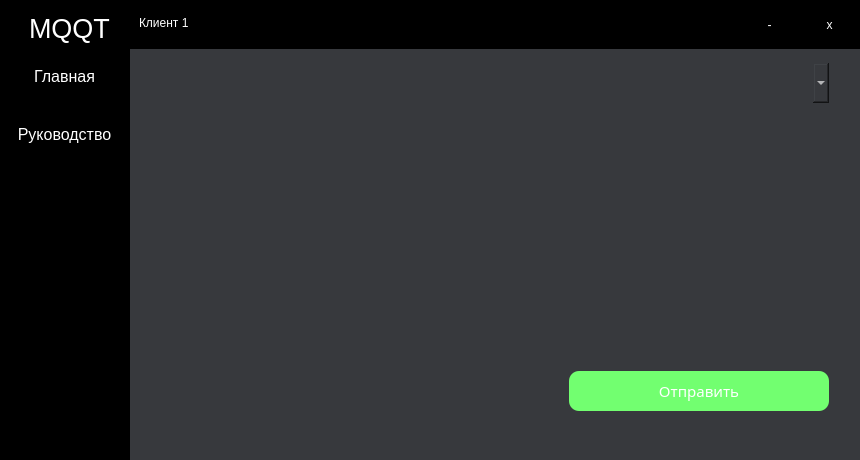
gaaldren/MQTT, file client.ui: the form before one commit.
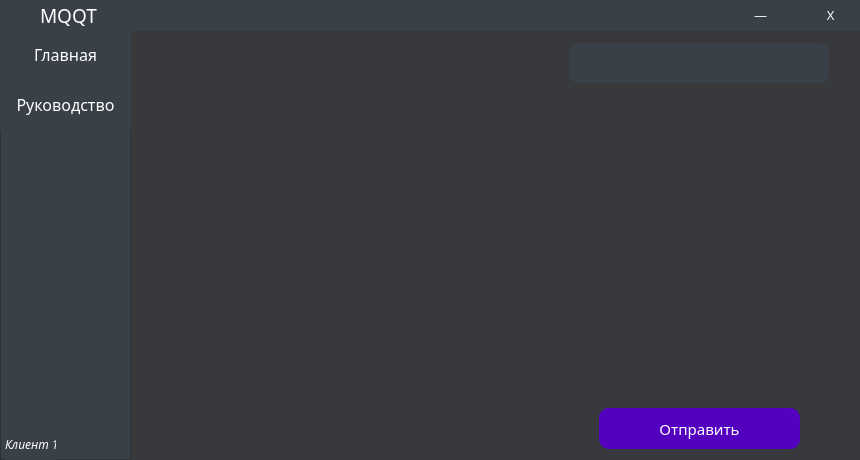
The form after the commit.

```diff
--- a/client.ui
+++ b/client.ui
@@ -35,14 +35,14 @@
    <widget class="QFrame" name="frame">
     <property name="geometry">
      <rect>
-      <x>-1</x>
-      <y>-1</y>
+      <x>0</x>
+      <y>0</y>
       <width>861</width>
-      <height>50</height>
+      <height>31</height>
      </rect>
     </property>
     <property name="styleSheet">
-     <string notr="true">background-color: rgb(0, 0, 0);</string>
+     <string notr="true">background-color: rgb(57, 64, 72);</string>
     </property>
     <property name="frameShape">
      <enum>QFrame::NoFrame</enum>
@@ -56,13 +56,13 @@
        <x>800</x>
        <y>0</y>
        <width>61</width>
-       <height>51</height>
+       <height>31</height>
       </rect>
      </property>
      <property name="styleSheet">
       <string notr="true">QPushButton {
  color: rgb(255, 255, 255);
-background-color: black;
+background-color: rgb(57, 64, 72);
  border: 0px solid;
 }
 
@@ -71,22 +71,22 @@
 }</string>
      </property>
      <property name="text">
-      <string>x</string>
+      <string>X</string>
      </property>
     </widget>
     <widget class="QPushButton" name="btn_ghost">
      <property name="geometry">
       <rect>
-       <x>740</x>
+       <x>730</x>
        <y>0</y>
        <width>61</width>
-       <height>51</height>
+       <height>31</height>
       </rect>
      </property>
      <property name="styleSheet">
       <string notr="true">QPushButton {
  color: rgb(255, 255, 255);
-background-color: black;
+background-color: rgb(57, 64, 72);
  border: 0px solid;
 }
 
@@ -95,54 +95,42 @@
 }</string>
      </property>
      <property name="text">
-      <string>-</string>
+      <string>—</string>
      </property>
     </widget>
     <widget class="QLabel" name="label">
      <property name="geometry">
       <rect>
-       <x>30</x>
-       <y>9</y>
-       <width>81</width>
-       <height>41</height>
+       <x>40</x>
+       <y>0</y>
+       <width>61</width>
+       <height>31</height>
       </rect>
      </property>
+     <property name="font">
+      <font>
+       <family>Montserrat Medium</family>
+      </font>
+     </property>
      <property name="styleSheet">
       <string notr="true">color: rgb(255, 255, 255);</string>
      </property>
      <property name="text">
-      <string>&lt;html&gt;&lt;head/&gt;&lt;body&gt;&lt;p&gt;&lt;span style=&quot; font-size:20pt;&quot;&gt;MQQT&lt;/span&gt;&lt;/p&gt;&lt;/body&gt;&lt;/html&gt;</string>
-     </property>
-    </widget>
-    <widget class="QLabel" name="label_2">
-     <property name="geometry">
-      <rect>
-       <x>140</x>
-       <y>9</y>
-       <width>51</width>
-       <height>31</height>
-      </rect>
-     </property>
-     <property name="styleSheet">
-      <string notr="true">color: rgb(255, 255, 255);
-</string>
-     </property>
-     <property name="text">
-      <string>&lt;html&gt;&lt;head/&gt;&lt;body&gt;&lt;p&gt;Клиент 1 &lt;/p&gt;&lt;/body&gt;&lt;/html&gt;</string>
+      <string>&lt;html&gt;&lt;head/&gt;&lt;body&gt;&lt;p&gt;&lt;span style=&quot; font-size:14pt;&quot;&gt;MQQT&lt;/span&gt;&lt;/p&gt;&lt;/body&gt;&lt;/html&gt;</string>
      </property>
     </widget>
    </widget>
    <widget class="QFrame" name="frame_2">
     <property name="geometry">
      <rect>
-      <x>-1</x>
-      <y>49</y>
+      <x>0</x>
+      <y>29</y>
       <width>131</width>
-      <height>411</height>
+      <height>431</height>
      </rect>
     </property>
     <property name="styleSheet">
-     <string notr="true">background-color: rgb(0, 0, 0);</string>
+     <string notr="true">background-color: rgb(57, 64, 72);</string>
     </property>
     <property name="frameShape">
      <enum>QFrame::StyledPanel</enum>
@@ -154,20 +142,21 @@
      <property name="geometry">
       <rect>
        <x>0</x>
-       <y>2</y>
+       <y>0</y>
        <width>131</width>
        <height>51</height>
       </rect>
      </property>
      <property name="font">
       <font>
+       <family>Montserrat Medium</family>
        <pointsize>12</pointsize>
       </font>
      </property>
      <property name="styleSheet">
       <string notr="true">QPushButton {
  color: rgb(255, 255, 255);
-background-color: black;
+background-color: rgb(57, 64, 72);
  border: 0px solid;
 }
 
@@ -183,20 +172,21 @@
      <property name="geometry">
       <rect>
        <x>0</x>
-       <y>60</y>
+       <y>50</y>
        <width>131</width>
        <height>51</height>
       </rect>
      </property>
      <property name="font">
       <font>
+       <family>Montserrat Medium</family>
        <pointsize>12</pointsize>
       </font>
      </property>
      <property name="styleSheet">
       <string notr="true">QPushButton {
  color: rgb(255, 255, 255);
-background-color: black;
+background-color: rgb(57, 64, 72);
  border: 0px solid;
 }
 
@@ -208,24 +198,50 @@
       <string>Руководство</string>
      </property>
     </widget>
+    <widget class="QLabel" name="label_2">
+     <property name="geometry">
+      <rect>
+       <x>5</x>
+       <y>400</y>
+       <width>51</width>
+       <height>31</height>
+      </rect>
+     </property>
+     <property name="font">
+      <font>
+       <family>Montserrat Medium</family>
+       <italic>true</italic>
+      </font>
+     </property>
+     <property name="styleSheet">
+      <string notr="true">color: rgb(255, 255, 255);
+</string>
+     </property>
+     <property name="text">
+      <string>&lt;html&gt;&lt;head/&gt;&lt;body&gt;&lt;p&gt;Клиент 1 &lt;/p&gt;&lt;/body&gt;&lt;/html&gt;</string>
+     </property>
+    </widget>
    </widget>
    <widget class="QStackedWidget" name="stackedWidget">
     <property name="geometry">
      <rect>
       <x>139</x>
-      <y>59</y>
+      <y>39</y>
       <width>721</width>
-      <height>391</height>
+      <height>411</height>
      </rect>
     </property>
+    <property name="styleSheet">
+     <string notr="true">background-color: #37393d</string>
+    </property>
     <widget class="QWidget" name="page_1">
      <widget class="QPushButton" name="btn_for_sendmessage">
       <property name="geometry">
        <rect>
-        <x>430</x>
-        <y>312</y>
-        <width>260</width>
-        <height>40</height>
+        <x>460</x>
+        <y>369</y>
+        <width>201</width>
+        <height>41</height>
        </rect>
       </property>
       <property name="minimumSize">
@@ -236,12 +252,12 @@
       </property>
       <property name="font">
        <font>
-        <family>Agency FB</family>
+        <family>Montserrat Medium</family>
         <pointsize>11</pointsize>
        </font>
       </property>
       <property name="styleSheet">
-       <string notr="true">background-color: rgb(114, 255, 112);
+       <string notr="true">background-color: rgb(83, 0, 191);
 border-radius: 10px;
 color: rgb(255, 255, 255);</string>
       </property>
@@ -255,12 +271,12 @@
         <x>0</x>
         <y>4</y>
         <width>404</width>
-        <height>302</height>
+        <height>341</height>
        </rect>
       </property>
       <property name="font">
        <font>
-        <family>MS Shell Dlg 2</family>
+        <family>Montserrat Medium</family>
         <pointsize>12</pointsize>
        </font>
       </property>
@@ -275,7 +291,7 @@
        <string>&lt;!DOCTYPE HTML PUBLIC &quot;-//W3C//DTD HTML 4.0//EN&quot; &quot;http://www.w3.org/TR/REC-html40/strict.dtd&quot;&gt;
 &lt;html&gt;&lt;head&gt;&lt;meta name=&quot;qrichtext&quot; content=&quot;1&quot; /&gt;&lt;style type=&quot;text/css&quot;&gt;
 p, li { white-space: pre-wrap; }
-&lt;/style&gt;&lt;/head&gt;&lt;body style=&quot; font-family:'MS Shell Dlg 2'; font-size:12pt; font-weight:400; font-style:normal;&quot;&gt;
+&lt;/style&gt;&lt;/head&gt;&lt;body style=&quot; font-family:'Montserrat Medium'; font-size:12pt; font-weight:400; font-style:normal;&quot;&gt;
 &lt;p style=&quot;-qt-paragraph-type:empty; margin-top:0px; margin-bottom:0px; margin-left:0px; margin-right:0px; -qt-block-indent:0; text-indent:0px; font-family:'Montserrat'; font-size:8.25pt;&quot;&gt;&lt;br /&gt;&lt;/p&gt;&lt;/body&gt;&lt;/html&gt;</string>
       </property>
      </widget>
@@ -296,14 +312,31 @@
       </property>
       <property name="font">
        <font>
-        <family>Montserrat</family>
+        <family>Montserrat Medium</family>
+        <pointsize>10</pointsize>
        </font>
       </property>
       <property name="styleSheet">
-       <string notr="true">background-color: #37393d;
+       <string notr="true">QComboBox{
+background-color: rgb(57, 64, 72);
 color: white;
-border-radius: 1px solid;
+border-radius: 10px;
+}
 
+QComboBox::drop-down {
+     subcontrol-origin: padding;
+     subcontrol-position: top right;
+     width: 15px;
+     border-left-width: 1px;
+     border-left-color: darkgray;
+     border-top-right-radius: 10px; 
+     border-bottom-right-radius: 10px;
+ }
+
+QComboBox QAbstractItemView {
+border: 1px solid darkgray;
+selection-background-color:  rgb(83, 0, 191);
+}
 </string>
       </property>
      </widget>
@@ -311,7 +344,7 @@
       <property name="geometry">
        <rect>
         <x>0</x>
-        <y>312</y>
+        <y>370</y>
         <width>404</width>
         <height>40</height>
        </rect>
@@ -324,7 +357,7 @@
       </property>
       <property name="font">
        <font>
-        <family>MS Shell Dlg 2</family>
+        <family>Montserrat Medium</family>
         <pointsize>12</pointsize>
         <weight>50</weight>
         <bold>false</bold>
```
Left out of the diff: 27 changed lines with no effect on the pictures.
